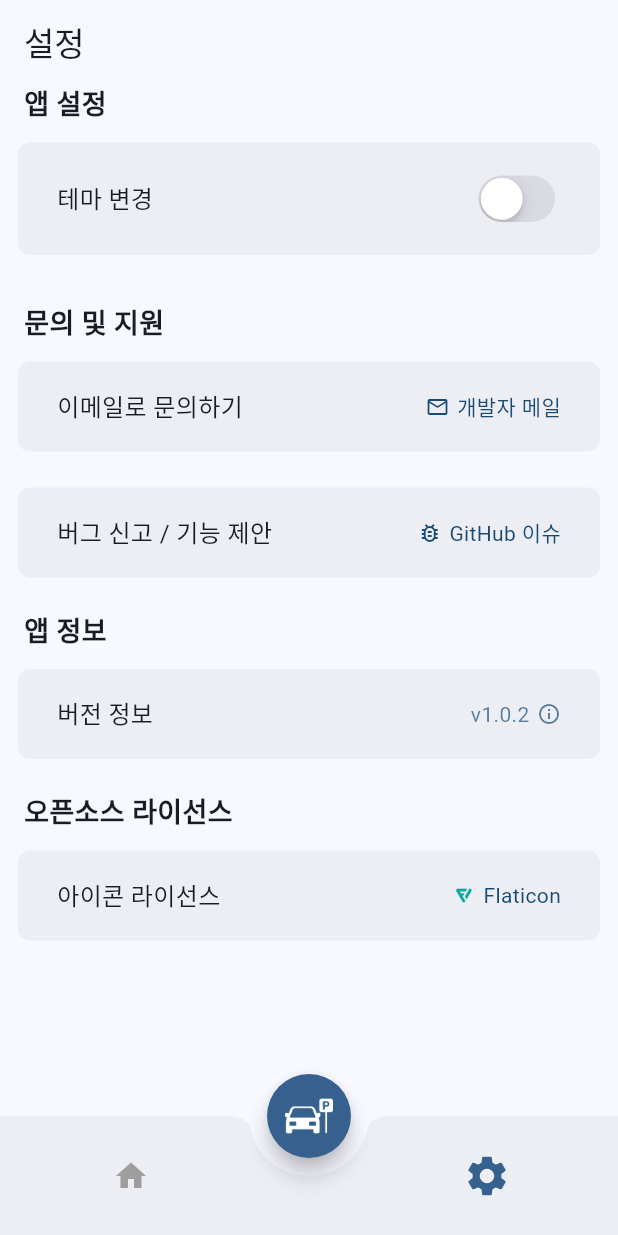
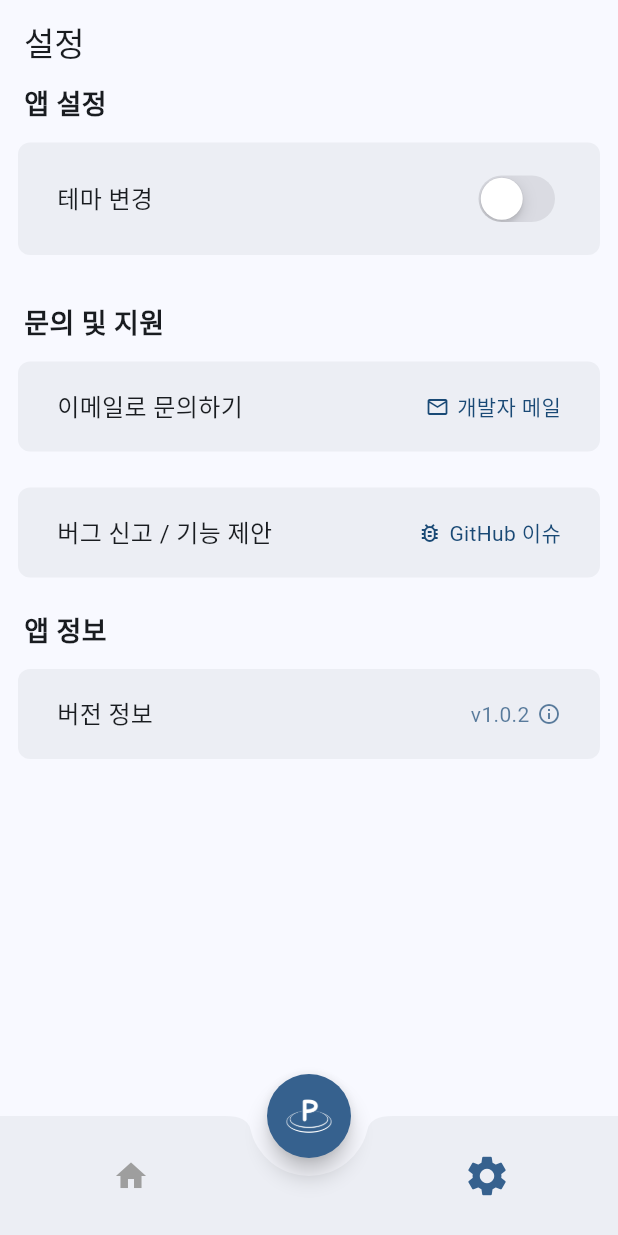
Before and after one commit to codehooni/daeja, a Flutter app: the screen it shows after launch, after a tap on the "settings" icon, on a phone screen of 412 x 824 dp. Run offline on Flutter 3.47's test engine with Material 3 defaults, Android fonts, the phone set to English and light mode, and no system bars; our stand-ins replace flutter_dotenv, flutter_svg, geolocator, location, share_plus; missing offline and left inert: flutter_naver_map, map_launcher; network calls fail.

Commit message:
feat: 앱 아이콘 변경 및 라이선스 정리
- 앱 아이콘을 app-icon.jpg 기반으로 변경
- 메인 페이지 FAB 아이콘을 parking-icon.png로 변경
- Flaticon 라이선스 섹션 제거
- 불필요한 아이콘 파일 정리 (flaticon.png, parked-car.png 등)

🤖 Generated with [Claude Code](https://claude.com/claude-code)

Co-Authored-By: Claude <noreply@anthropic.com>

```diff
--- a/lib/pages/main_page.dart
+++ b/lib/pages/main_page.dart
@@ -6,6 +6,7 @@ import 'package:provider/provider.dart';
 import 'package:geolocator/geolocator.dart';
 import 'package:flutter_naver_map/flutter_naver_map.dart';
 import 'package:share_plus/share_plus.dart';
+import 'package:flutter_svg/flutter_svg.dart';
 
 import '../widgets/my_bottom_navigation_item.dart';
 import '../providers/parking_provider.dart';
@@ -243,12 +244,12 @@ class _MainPageState extends State<MainPage> {
                                       .color(
                                         lot.availableSpaces == -1
                                             ? Theme.of(context)
-                                                .colorScheme
-                                                .onSurface
-                                                .withOpacity(0.6)
-                                            : Theme.of(context)
-                                                .colorScheme
-                                                .primary,
+                                                  .colorScheme
+                                                  .onSurface
+                                                  .withOpacity(0.6)
+                                            : Theme.of(
+                                                context,
+                                              ).colorScheme.primary,
                                       )
                                       .bold
                                       .make(),
@@ -402,13 +403,12 @@ class _MainPageState extends State<MainPage> {
                           .text
                           .color(
                             lot.availableSpaces == -1
-                                ? Theme.of(context)
-                                    .colorScheme
-                                    .onSurface
-                                    .withOpacity(0.6)
+                                ? Theme.of(
+                                    context,
+                                  ).colorScheme.onSurface.withOpacity(0.6)
                                 : lot.availableSpaces > 0
-                                    ? Theme.of(context).colorScheme.primary
-                                    : Theme.of(context).colorScheme.error,
+                                ? Theme.of(context).colorScheme.primary
+                                : Theme.of(context).colorScheme.error,
                           )
                           .size(20)
                           .bold
@@ -593,9 +593,9 @@ class _MainPageState extends State<MainPage> {
         shape: const CircleBorder(),
         backgroundColor: Theme.of(context).colorScheme.primary,
         child: Padding(
-          padding: const EdgeInsets.all(12.0),
+          padding: const EdgeInsets.all(8.0),
           child: Image.asset(
-            'assets/icons/parked-car.png',
+            'assets/icons/parking-icon.png',
             color: Theme.of(context).colorScheme.onPrimary,
             fit: BoxFit.contain,
           ),
--- a/lib/pages/settings_page.dart
+++ b/lib/pages/settings_page.dart
@@ -151,22 +151,6 @@ class _SettingsPageState extends State<SettingsPage> {
     }
   }
 
-  // Flaticon 페이지 열기
-  Future<void> _openFlaticon() async {
-    final flaticonUri = Uri.parse(
-      'https://www.flaticon.com/free-icons/bicycle-parking',
-    );
-
-    try {
-      if (await canLaunchUrl(flaticonUri)) {
-        await launchUrl(flaticonUri, mode: LaunchMode.externalApplication);
-      } else {
-        _showErrorSnackBar('브라우저를 열 수 없습니다.');
-      }
-    } catch (e) {
-      _showErrorSnackBar('Flaticon 페이지를 열 수 없습니다.');
-    }
-  }
 
   // 에러 스낵바 표시
   void _showErrorSnackBar(String message) {
@@ -276,32 +260,6 @@ class _SettingsPageState extends State<SettingsPage> {
                 ],
               ),
             ),
-
-            // 오픈소스 라이선스
-            height10,
-            '오픈소스 라이선스'.text.size(18.0).bold.make().p(l: 16.0),
-            MySettingContainer(
-              text: '아이콘 라이선스',
-              item: Tap(
-                onTap: () => _openFlaticon(),
-                child: Row(
-                  children: [
-                    SizedBox(
-                      width: 16,
-                      height: 16,
-                      child: Image.asset(
-                        'assets/icons/flaticon.png',
-                        fit: BoxFit.contain,
-                      ),
-                    ),
-                    width5,
-                    'Flaticon'.text
-                        .color(Theme.of(context).colorScheme.onPrimaryContainer)
-                        .make(),
-                  ],
-                ),
-              ),
-            ),
           ],
         ),
       ),
--- a/pubspec.yaml
+++ b/pubspec.yaml
@@ -49,9 +49,9 @@ dependencies:
 flutter_launcher_icons:
   android: true
   ios: true
-  image_path: "assets/icons/app_icon.png"
+  image_path: "assets/icons/app-icon.png"
   adaptive_icon_background: "#6D9BC3"
-  adaptive_icon_foreground: "assets/icons/app_icon.png"
+  adaptive_icon_foreground: "assets/icons/app-icon.png"
   remove_alpha_ios: true
 
 dev_dependencies:
```
Also changed, not shown: assets/icons/app-icon.png (added), assets/icons/app_icon.png (deleted), assets/icons/flaticon.png (deleted), assets/icons/parked-car.png (deleted), assets/icons/parking-icon.png (added), 35 other files.
